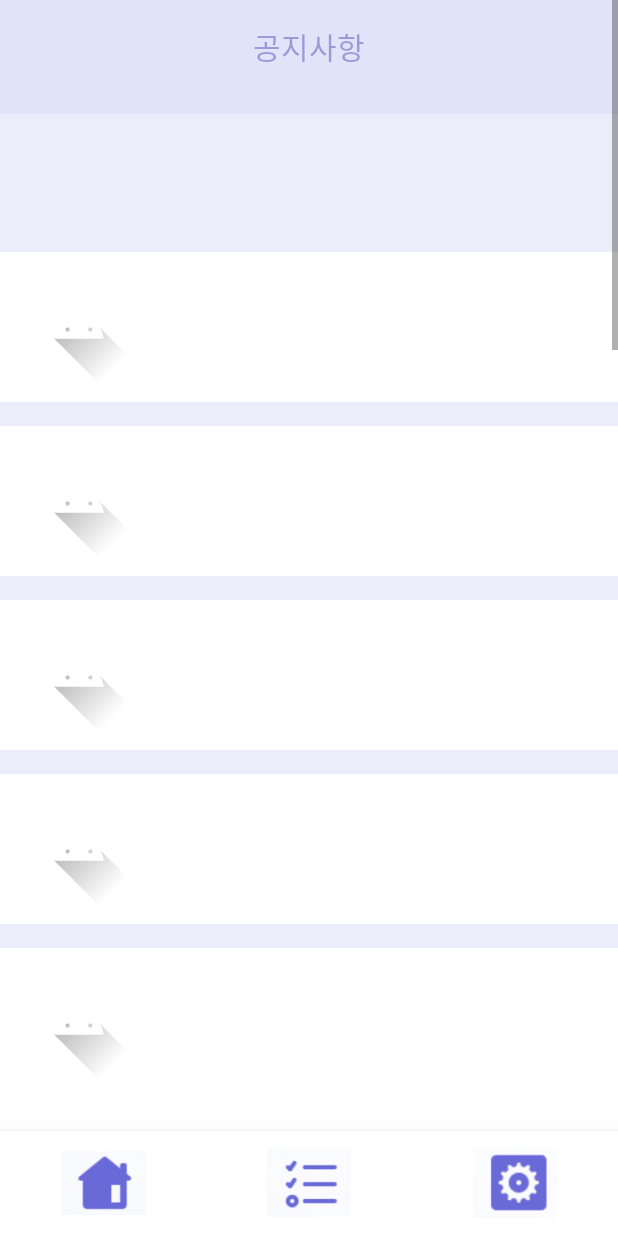
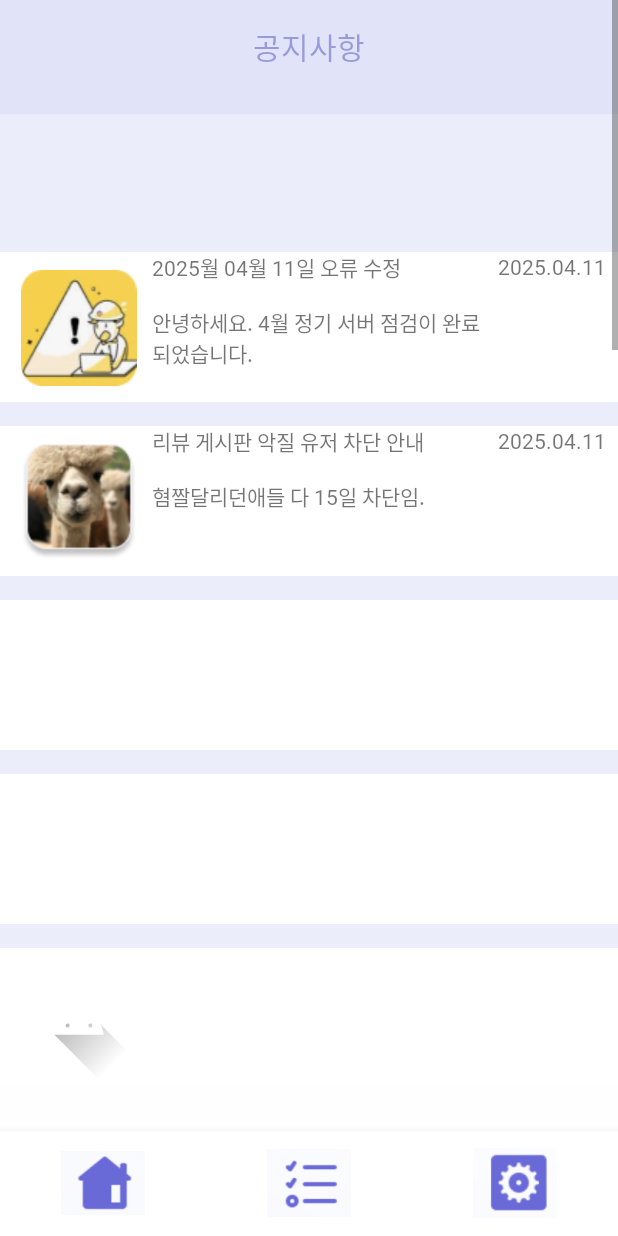
Before and after one commit to Frivack/SMU_Capstone, an Android app built with Jetpack Compose: the NoticePage screen opened directly, with no data from a screen before it, on a phone screen of 412 x 824 dp. Run offline under Robolectric (Android 15) with nearby library versions, the phone set to English and light mode, and no system bars; network calls fail.

Commit message:
공지 페이지 수정

```diff
--- a/app/src/main/res/layout/activity_mainpage.xml
+++ b/app/src/main/res/layout/activity_mainpage.xml
@@ -376,7 +376,8 @@
         android:layout_width="wrap_content"
         android:layout_height="wrap_content"
         android:layout_gravity="bottom|end"
-        android:layout_margin="16dp"
+        android:layout_marginEnd="16dp"
+        android:layout_marginBottom="80dp"
         android:src="@drawable/ic_launcher_background"
         android:contentDescription="챗봇 열기" />
 
--- a/app/src/main/res/layout/activity_notice.xml
+++ b/app/src/main/res/layout/activity_notice.xml
@@ -69,8 +69,25 @@
                     android:layout_height="77dp"
                     android:layout_marginStart="14dp"
                     android:layout_marginTop="12dp"
-                    android:background="@drawable/ic_launcher_foreground"
+                    android:background="@drawable/img_server_repair"
                     android:elevation="4dp" />
+                <TextView
+                    android:layout_width="match_parent"
+                    android:layout_height="match_parent"
+                    android:layout_marginHorizontal="20dp"
+                    android:layout_marginStart="10dp"
+                    android:layout_marginEnd="80dp"
+                    android:fontFamily="@font/maplestory_bold"
+                    android:text="2025월 04월 11일 오류 수정\n\n안녕하세요. 4월 정기 서버 점검이 완료되었습니다."/>
+
+                <TextView
+                    android:layout_width="match_parent"
+                    android:layout_height="match_parent"
+                    android:layout_marginHorizontal="20dp"
+                    android:layout_marginStart="-80dp"
+                    android:fontFamily="@font/maplestory_bold"
+                    android:text="2025.04.11"/>
+
             </LinearLayout>
 
             <LinearLayout
@@ -86,8 +103,25 @@
                     android:layout_height="77dp"
                     android:layout_marginStart="14dp"
                     android:layout_marginTop="12dp"
-                    android:background="@drawable/ic_launcher_foreground"
+                    android:background="@drawable/img_rama"
                     android:elevation="4dp" />
+
+                <TextView
+                    android:layout_width="match_parent"
+                    android:layout_height="match_parent"
+                    android:layout_marginHorizontal="20dp"
+                    android:layout_marginStart="10dp"
+                    android:layout_marginEnd="80dp"
+                    android:fontFamily="@font/maplestory_bold"
+                    android:text="리뷰 게시판 악질 유저 차단 안내\n\n혐짤달리던애들 다 15일 차단임."/>
+
+                <TextView
+                    android:layout_width="match_parent"
+                    android:layout_height="match_parent"
+                    android:layout_marginHorizontal="20dp"
+                    android:layout_marginStart="-80dp"
+                    android:fontFamily="@font/maplestory_bold"
+                    android:text="2025.04.11"/>
             </LinearLayout>
 
             <LinearLayout
@@ -97,14 +131,6 @@
                 android:layout_marginVertical="8dp"
                 android:background="@color/white">
 
-                <View
-                    android:id="@+id/img33"
-                    android:layout_width="77dp"
-                    android:layout_height="77dp"
-                    android:layout_marginStart="14dp"
-                    android:layout_marginTop="12dp"
-                    android:background="@drawable/ic_launcher_foreground"
-                    android:elevation="4dp" />
             </LinearLayout>
 
             <LinearLayout
@@ -114,14 +140,6 @@
                 android:layout_marginVertical="8dp"
                 android:background="@color/white">
 
-                <View
-                    android:id="@+id/img34"
-                    android:layout_width="77dp"
-                    android:layout_height="77dp"
-                    android:layout_marginStart="14dp"
-                    android:layout_marginTop="12dp"
-                    android:background="@drawable/ic_launcher_foreground"
-                    android:elevation="4dp" />
             </LinearLayout>
 
             <LinearLayout
```
Also changed, not shown: app/src/main/res/drawable/img_rama.png (added), app/src/main/res/drawable/img_server_repair.png (added).
